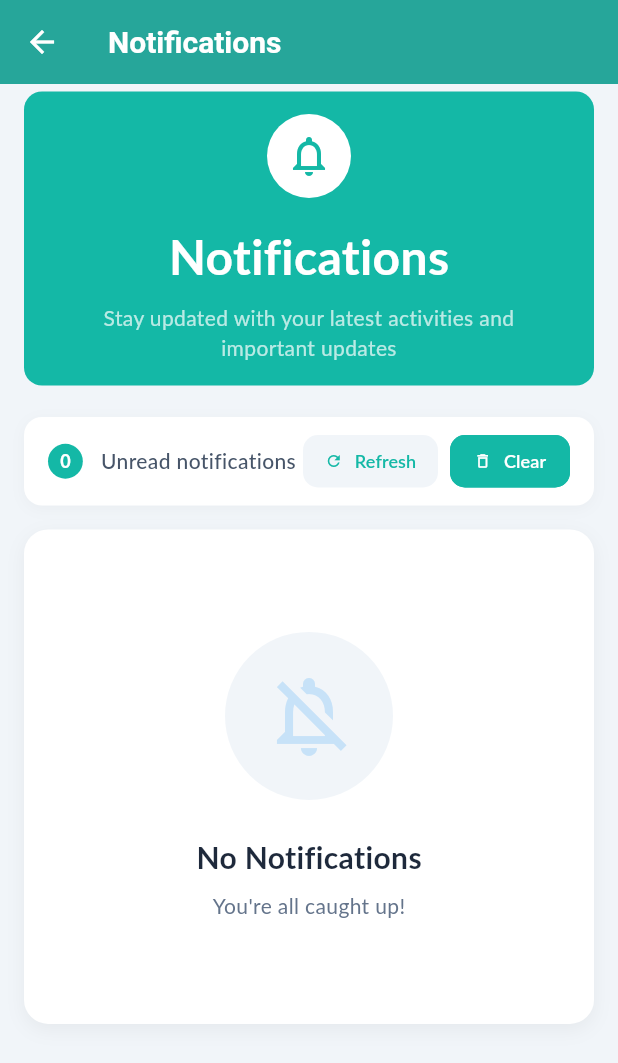
After one commit to mushirkhan26/90-minutes, a Flutter app: the HomeScreen screen opened by its route, after a tap on the "notifications" icon, on a phone screen of 412 x 824 dp. The commit adds this screen. Shown: the top 1063 px of the screen. Run offline on Flutter 3.47's test engine with Material 3 defaults, Android fonts, the phone set to English and light mode, and no system bars; our stand-ins replace audioplayers, cached_network_image, chewie, dio, dropdown_button2, file_picker and 20 more; missing offline and left inert: flutter_initicon, syncfusion_flutter_xlsio; accounts and stored records are empty; network calls fail; Roboto replaces fonts that are missing (Lato).

Commit message:
notification screen

```diff
--- a/lib/config/navigation/app_router.dart
+++ b/lib/config/navigation/app_router.dart
@@ -29,6 +29,7 @@ import 'package:hrtz_hrms/features/auth/screens/forgot_pass_page.dart';
 import 'package:hrtz_hrms/features/mail/screens/mail_detail.dart';
 import 'package:hrtz_hrms/features/mail/screens/mail_screen.dart';
 import 'package:hrtz_hrms/features/meet/screens/meet_screen.dart';
+import 'package:hrtz_hrms/features/notifications/screens/notification_screen.dart';
 import 'package:hrtz_hrms/features/settings/screens/permission_screen.dart';
 import 'package:hrtz_hrms/features/social/screens/social_hub_screen.dart';
 import 'package:hrtz_hrms/features/tasks/screens/task_screen.dart';
@@ -395,6 +396,11 @@ final GoRouter appRouter = GoRouter(
       name: 'my-documents',
       builder: (context, state) => const MyDocumentsScreen(),
     ),
+    GoRoute(
+      path: AppRoutes.notifications,
+      name: 'notifications',
+      builder: (context, state) => const NotificationScreen(),
+    ),
   ],
 );
 
@@ -479,6 +485,7 @@ extension AuthNavigation on BuildContext {
   void goToPayrollDocuments() => push(AppRoutes.payrollDocuments);
   void goToComplianceCenter() => push(AppRoutes.complianceCenter);
   void goToMyDocuments() => push(AppRoutes.myDocuments);
+  void goToNotifications() => push(AppRoutes.notifications);
 }
 
 CustomTransitionPage buildTransitionPage(Widget child) {
--- a/lib/config/navigation/app_routes.dart
+++ b/lib/config/navigation/app_routes.dart
@@ -49,4 +49,5 @@ class AppRoutes {
   static const String payrollDocuments = '/payroll-documents';
   static const String complianceCenter = '/compliance-center';
   static const String myDocuments = '/my-documents';
+  static const String notifications = '/notifications';
 }
--- /dev/null
+++ b/lib/core/models/notification_model.dart
@@ -0,0 +1,45 @@
+class NotificationModel {
+  final String id;
+  final String title;
+  final String body;
+  final String type;
+  final DateTime createdAt;
+  final bool isRead;
+  final Map<String, dynamic>? data;
+
+  NotificationModel({
+    required this.id,
+    required this.title,
+    required this.body,
+    required this.type,
+    required this.createdAt,
+    this.isRead = false,
+    this.data,
+  });
+
+  factory NotificationModel.fromJson(Map<String, dynamic> json) {
+    return NotificationModel(
+      id: (json['notificationId'] ?? json['id'])?.toString() ?? '',
+      title: json['title']?.toString() ?? '',
+      body: (json['message'] ?? json['body'])?.toString() ?? '',
+      type: json['type']?.toString() ?? 'general',
+      createdAt: (json['createdOn'] ?? json['createdAt']) != null
+          ? DateTime.parse(json['createdOn'] ?? json['createdAt'])
+          : DateTime.now(),
+      isRead: json['viewed'] ?? json['isRead'] ?? false,
+      data: json['data'],
+    );
+  }
+
+  Map<String, dynamic> toJson() {
+    return {
+      'id': id,
+      'title': title,
+      'body': body,
+      'type': type,
+      'createdAt': createdAt.toIso8601String(),
+      'isRead': isRead,
+      'data': data,
+    };
+  }
+}
--- a/lib/core/services/local_storage_service.dart
+++ b/lib/core/services/local_storage_service.dart
@@ -7,6 +7,7 @@ import 'package:hrtz_hrms/core/models/group_message_model.dart';
 import 'package:hrtz_hrms/core/models/leaderboard_model.dart';
 import 'package:hrtz_hrms/core/models/mail_model.dart';
 import 'package:hrtz_hrms/core/models/meet_model.dart';
+import 'package:hrtz_hrms/core/models/notification_model.dart';
 import 'package:hrtz_hrms/core/models/performance_model.dart';
 import 'package:hrtz_hrms/core/models/project_model.dart';
 import 'package:hrtz_hrms/core/models/payroll_model.dart';
@@ -101,6 +102,9 @@ class LocalStorageService {
 
   static const String keyCompliancePrefix = 'compliance_';
  static const String keyComplianceTimestampPrefix = 'compliance_ts_';
+
+ // 🔔 Notification caching keys
+ static const String keyNotifications = 'notifications_list';
 
 
 
@@ -1029,4 +1033,31 @@ Future<DateTime?> getComplianceTimestamp(
     final ts = prefs.getInt('${key}_timestamp');
     return ts != null ? DateTime.fromMillisecondsSinceEpoch(ts) : null;
   }
+
+  // --------------------------------------------------------------------------
+  // 🔔 Notifications caching methods
+  // --------------------------------------------------------------------------
+
+  Future<void> saveNotifications(List<NotificationModel> notifications) async {
+    final jsonList = notifications.map((e) => e.toJson()).toList();
+    await prefs.setString(keyNotifications, jsonEncode(jsonList));
+    _logger.logStorage('Saved ${notifications.length} notifications to cache');
+  }
+
+  Future<List<NotificationModel>?> getNotifications() async {
+    final jsonString = prefs.getString(keyNotifications);
+    if (jsonString == null) return null;
+    try {
+      final List<dynamic> list = jsonDecode(jsonString);
+      return list.map((json) => NotificationModel.fromJson(json)).toList();
+    } catch (e) {
+      _logger.error('LOCAL_STORAGE', 'Failed to parse cached notifications', error: e);
+      return null;
+    }
+  }
+
+  Future<void> clearNotificationsCache() async {
+    await prefs.remove(keyNotifications);
+    _logger.logStorage('Cleared notifications cache');
+  }
 }
--- a/lib/features/home/screens/home_screen.dart
+++ b/lib/features/home/screens/home_screen.dart
@@ -1,11 +1,13 @@
 import 'package:flutter/material.dart';
 import 'package:go_router/go_router.dart';
+import 'package:hrtz_hrms/config/navigation/app_router.dart';
 import 'package:hrtz_hrms/config/navigation/app_routes.dart';
 import 'package:hrtz_hrms/config/theme/app_colors.dart';
 import 'package:hrtz_hrms/core/utils/alert_utils.dart';
 import 'package:hrtz_hrms/features/auth/providers/auth_provider.dart';
 // import 'package:hrtz_hrms/features/home/widgets/face_verification.dart';
 import 'package:provider/provider.dart';
+import 'package:hrtz_hrms/features/notifications/provider/notification_provider.dart';
 import '../../../core/constants/app_constants.dart';
 import '../provider/clock_provider.dart';
 import '../widgets/home_chart.dart';
@@ -104,7 +106,44 @@ class _HomeScreenState extends State<HomeScreen> {
       key: _scaffoldKey,
       appBar: AppBar(
         title: const Text("Home"),
-        actions: [Image.asset(AppConstants.logo, height: 60)],
+        //actions: [Image.asset(AppConstants.logo, height: 60)],
+        actions: [
+          Consumer<NotificationProvider>(
+            builder: (context, provider, child) {
+              return Stack(
+                children: [
+                  IconButton(
+                    icon: const Icon(Icons.notifications_outlined, color: Colors.black),
+                    onPressed: () {
+                      context.goToNotifications();
+                    },
+                  ),
+                  if (provider.unreadCount > 0)
+                    Positioned(
+                      right: 8,
+                      top: 8,
+                      child: Container(
+                        padding: const EdgeInsets.all(4),
+                        decoration: const BoxDecoration(
+                          color: Colors.red,
+                          shape: BoxShape.circle,
+                        ),
+                        child: Text(
+                          '${provider.unreadCount}',
+                          style: const TextStyle(
+                            color: Colors.white,
+                            fontSize: 10,
+                            fontWeight: FontWeight.bold,
+                          ),
+                        ),
+                      ),
+                    ),
+                ],
+              );
+            },
+          ),
+          Image.asset(AppConstants.logo, height: 60)
+        ],
       ),
       drawer: HomeDrawer(
         hostContext: context,
--- /dev/null
+++ b/lib/features/notifications/provider/notification_provider.dart
@@ -0,0 +1,139 @@
+import 'package:flutter/material.dart';
+import 'package:hrtz_hrms/core/models/notification_model.dart';
+import 'package:hrtz_hrms/core/api/network/notification_service.dart';
+import 'package:hrtz_hrms/core/services/local_storage_service.dart';
+import 'package:hrtz_hrms/core/services/secure_storage_service.dart';
+
+enum NotificationState { idle, loading, success, error }
+
+class NotificationProvider extends ChangeNotifier {
+  final NotificationService _service = NotificationService();
+  final LocalStorageService _local = LocalStorageService();
+  final SecureStorageService _secureStorage = SecureStorageService();
+
+  NotificationState _state = NotificationState.idle;
+  List<NotificationModel> _notifications = [];
+  String? _errorMessage;
+  int _unreadCount = 0;
+
+  NotificationState get state => _state;
+  List<NotificationModel> get notifications => _notifications;
+  String? get errorMessage => _errorMessage;
+  int get unreadCount => _unreadCount;
+
+  NotificationProvider() {
+    _init();
+  }
+
+  Future<void> _init() async {
+    await _loadFromLocal();
+    await _fetchInitialData();
+  }
+
+  Future<void> _loadFromLocal() async {
+    try {
+      final cached = await _local.getNotifications();
+      if (cached != null) {
+        _notifications = cached;
+        _unreadCount = _notifications.where((n) => !n.isRead).length;
+        _state = NotificationState.success;
+        notifyListeners();
+      }
+    } catch (e) {
+      debugPrint("Error loading notifications from local: $e");
+    }
+  }
+
+  Future<void> _fetchInitialData() async {
+    final employeeId = await _secureStorage.getEmployeeId();
+    if (employeeId != null) {
+      await fetchNotifications(employeeId);
+    }
+  }
+
+  Future<void> fetchNotifications(String employeeId) async {
+    _state = NotificationState.loading;
+    notifyListeners();
+
+    try {
+      final response = await _service.getNotifications(employeeId);
+
+      if (response.success || (response.data != null && response.data!.isEmpty)) {
+        _notifications = response.data ?? [];
+        _unreadCount = _notifications.where((n) => !n.isRead).length;
+        _state = NotificationState.success;
+        _errorMessage = null;
+
+        // Save to local storage
+        await _local.saveNotifications(_notifications);
+      } else {
+        _state = _notifications.isNotEmpty ? NotificationState.success : NotificationState.error;
+        _errorMessage = response.message;
+      }
+    } catch (e) {
+      if (e.toString().contains("No requests found") || e.toString().contains("404")) {
+        _notifications = [];
+        _unreadCount = 0;
+        _state = NotificationState.success;
+        _errorMessage = null;
+        await _local.saveNotifications([]);
+      } else {
+        _state = _notifications.isNotEmpty ? NotificationState.success : NotificationState.error;
+        _errorMessage = e.toString();
+      }
+    }
+    notifyListeners();
+  }
+
+  Future<void> markAsRead(String notificationId) async {
+    try {
+      final response = await _service.markAsRead(notificationId);
+      if (response.success) {
+        final index = _notifications.indexWhere((n) => n.id == notificationId);
+        if (index != -1) {
+          final n = _notifications[index];
+          _notifications[index] = NotificationModel(
+            id: n.id,
+            title: n.title,
+            body: n.body,
+            type: n.type,
+            createdAt: n.createdAt,
+            isRead: true,
+            data: n.data,
+          );
+          _unreadCount = _notifications.where((n) => !n.isRead).length;
+          notifyListeners();
+
+          // Update cache
+          await _local.saveNotifications(_notifications);
+        }
+      }
+    } catch (e) {
+      debugPrint("Error marking notification as read: $e");
+    }
+  }
+
+  Future<void> markAllAsRead(String employeeId) async {
+    try {
+      final response = await _service.markAllAsRead(employeeId);
+      if (response.success) {
+        _notifications = _notifications.map((n) => NotificationModel(
+          id: n.id,
+          title: n.title,
+          body: n.body,
+          type: n.type,
+          createdAt: n.createdAt,
+          isRead: true,
+          data: n.data,
+        )).toList();
+        _unreadCount = 0;
+        notifyListeners();
+
+        // Update cache
+        await _local.saveNotifications(_notifications);
+      }
+    } catch (e) {
+      debugPrint("Error marking all notifications as read: $e");
+    }
+  }
+}
--- /dev/null
+++ b/lib/features/notifications/screens/notification_screen.dart
@@ -0,0 +1,135 @@
+import 'package:flutter/material.dart';
+import 'package:hrtz_hrms/core/utils/alert_utils.dart';
+import 'package:hrtz_hrms/features/auth/providers/auth_provider.dart';
+import 'package:hrtz_hrms/features/notifications/provider/notification_provider.dart';
+import 'package:hrtz_hrms/features/notifications/widgets/notification_action_bar.dart';
+import 'package:hrtz_hrms/features/notifications/widgets/notification_empty_state.dart';
+import 'package:hrtz_hrms/features/notifications/widgets/notification_header.dart';
+import 'package:hrtz_hrms/features/notifications/widgets/notification_list_item.dart';
+import 'package:provider/provider.dart';
+
+class NotificationScreen extends StatelessWidget {
+  const NotificationScreen({super.key});
+
+  void _handleRefresh(BuildContext context) async {
+    final employeeId =
+        context.read<AuthProvider>().userData?['employeeId']?.toString();
+    if (employeeId != null) {
+      await context.read<NotificationProvider>().fetchNotifications(employeeId);
+      if (context.mounted) {
+        final provider = context.read<NotificationProvider>();
+        if (provider.state == NotificationState.error) {
+          AlertHelper.snackBarError(
+              context, provider.errorMessage ?? "Failed to fetch notifications");
+        }
+      }
+    }
+  }
+
+  void _handleClear(BuildContext context) async {
+    final employeeId =
+        context.read<AuthProvider>().userData?['employeeId']?.toString();
+    if (employeeId != null) {
+      await context.read<NotificationProvider>().markAllAsRead(employeeId);
+      if (context.mounted) {
+        AlertHelper.snackBarSuccess(context, "Notifications cleared successfully");
+      }
+    }
+  }
+
+  @override
+  Widget build(BuildContext context) {
+    return Scaffold(
+      backgroundColor: const Color(0xFFF1F5F9),
+      appBar: AppBar(
+        backgroundColor: const Color(0xFF26A69A),
+        foregroundColor: Colors.black,
+        iconTheme: const IconThemeData(color: Colors.white),
+        title: const Text(
+          "Notifications",
+          style: TextStyle(color: Colors.white, fontWeight: FontWeight.bold),
+        ),
+      ),
+      body: Consumer<NotificationProvider>(
+        builder: (context, provider, child) {
+          return SingleChildScrollView(
+            physics: const BouncingScrollPhysics(),
+            child: Column(
+              children: [
+                const NotificationHeader(),
+                Padding(
+                  padding:
+                      const EdgeInsets.symmetric(horizontal: 16.0, vertical: 16.0),
+                  child: Column(
+                    children: [
+                      NotificationActionBar(
+                        provider: provider,
+                        onRefresh: () => _handleRefresh(context),
+                        onClear: () => _handleClear(context),
+                      ),
+                      const SizedBox(height: 16),
+                      Container(
+                        width: double.infinity,
+                        constraints: BoxConstraints(
+                          minHeight: MediaQuery.of(context).size.height * 0.4,
+                        ),
+                        decoration: BoxDecoration(
+                          color: Colors.white,
+                          borderRadius: BorderRadius.circular(16),
+                          boxShadow: [
+                            BoxShadow(
+                              color: Colors.black.withValues(alpha: 0.05),
+                              blurRadius: 10,
+                              offset: const Offset(0, 4),
+                            ),
+                          ],
+                        ),
+                        child: _buildContent(provider),
+                      ),
+                    ],
+                  ),
+                ),
+                const SizedBox(height: 20),
+              ],
+            ),
+          );
+        },
+      ),
+    );
+  }
+
+  Widget _buildContent(NotificationProvider provider) {
+    if (provider.state == NotificationState.loading &&
+        provider.notifications.isEmpty) {
+      return const Center(
+        child: Padding(
+          padding: EdgeInsets.all(40.0),
+          child: CircularProgressIndicator(color: Color(0xFF14B8A6)),
+        ),
+      );
+    }
+
+    if (provider.notifications.isEmpty) {
+      return const NotificationEmptyState();
+    }
+
+    return ListView.separated(
+      padding: const EdgeInsets.all(16),
+      shrinkWrap: true,
+      physics: const NeverScrollableScrollPhysics(),
+      itemCount: provider.notifications.length,
+      separatorBuilder: (context, index) => const Divider(height: 24),
+      itemBuilder: (context, index) {
+        final notification = provider.notifications[index];
+        return NotificationListItem(
+          notification: notification,
+          onTap: () {
+            if (!notification.isRead) {
+              provider.markAsRead(notification.id);
+            }
+          },
+        );
+      },
+    );
+  }
+}
--- /dev/null
+++ b/lib/features/notifications/widgets/notification_action_bar.dart
@@ -0,0 +1,94 @@
+import 'package:flutter/material.dart';
+import 'package:hrtz_hrms/features/notifications/provider/notification_provider.dart';
+import 'package:hrtz_hrms/widgets/custom_button.dart';
+
+class NotificationActionBar extends StatelessWidget {
+  final NotificationProvider provider;
+  final VoidCallback onRefresh;
+  final VoidCallback onClear;
+
+  const NotificationActionBar({
+    super.key,
+    required this.provider,
+    required this.onRefresh,
+    required this.onClear,
+  });
+
+  @override
+  Widget build(BuildContext context) {
+    return Container(
+      padding: const EdgeInsets.symmetric(horizontal: 16, vertical: 12),
+      decoration: BoxDecoration(
+        color: Colors.white,
+        borderRadius: BorderRadius.circular(12),
+        boxShadow: [
+          BoxShadow(
+            color: Colors.black.withOpacity(0.03),
+            blurRadius: 8,
+            offset: const Offset(0, 2),
+          ),
+        ],
+      ),
+      child: Row(
+        children: [
+          Container(
+            padding: const EdgeInsets.all(8),
+            decoration: const BoxDecoration(
+              color: Color(0xFF14B8A6),
+              shape: BoxShape.circle,
+            ),
+            child: Text(
+              "${provider.unreadCount}",
+              style: const TextStyle(
+                color: Colors.white,
+                fontWeight: FontWeight.bold,
+                fontSize: 12,
+              ),
+            ),
+          ),
+          const SizedBox(width: 12),
+          const Expanded(
+            child: Text(
+              "Unread notifications",
+              style: TextStyle(
+                fontSize: 14,
+                fontWeight: FontWeight.w500,
+                color: Color(0xFF475569),
+              ),
+            ),
+          ),
+
+          /// Refresh Button using CustomButton (or keeping style if it looks better)
+          SizedBox(
+            width: 90,
+            height: 35,
+            child: CustomButton(
+              text: "Refresh",
+              onPressed: onRefresh,
+              backgroundColor: const Color(0xFFF1F5F9),
+              textColor: const Color(0xFF14B8A6),
+              borderColor: Colors.transparent,
+              fontSize: 12,
+              icon: Icons.refresh,
+            ),
+          ),
+          const SizedBox(width: 8),
+
+          /// Clear Button using CustomButton
+          SizedBox(
+            width: 80,
+            height: 35,
+            child: CustomButton(
+              text: "Clear",
+              onPressed: onClear,
+              backgroundColor: const Color(0xFF14B8A6),
+              textColor: Colors.white,
+              fontSize: 12,
+              icon: Icons.delete_outline,
+            ),
+          ),
+        ],
+      ),
+    );
+  }
+}
--- /dev/null
+++ b/lib/features/notifications/widgets/notification_empty_state.dart
@@ -0,0 +1,37 @@
+import 'package:flutter/material.dart';
+
+class NotificationEmptyState extends StatelessWidget {
+  const NotificationEmptyState({super.key});
+
+  @override
+  Widget build(BuildContext context) {
+    return Padding(
+      padding: const EdgeInsets.symmetric(vertical: 40.0),
+      child: Center(
+        child: Column(
+          mainAxisAlignment: MainAxisAlignment.center,
+          children: [
+            Container(
+              padding: const EdgeInsets.all(24),
+              decoration: const BoxDecoration(
+                color: Color(0xFFF1F5F9),
+                shape: BoxShape.circle,
+              ),
+              child: Icon(Icons.notifications_off_outlined, size: 64, color: Colors.blue.withOpacity(0.2)),
+            ),
+            const SizedBox(height: 24),
+            const Text(
+              "No Notifications",
+              style: TextStyle(fontSize: 20, fontWeight: FontWeight.bold, color: Color(0xFF1E293B)),
+            ),
+            const SizedBox(height: 8),
+            const Text(
+              "You're all caught up!",
+              style: TextStyle(fontSize: 14, color: Color(0xFF64748B)),
+            ),
+          ],
+        ),
+      ),
+    );
+  }
+}
--- /dev/null
+++ b/lib/features/notifications/widgets/notification_header.dart
@@ -0,0 +1,51 @@
+import 'package:flutter/material.dart';
+
+class NotificationHeader extends StatelessWidget {
+  const NotificationHeader({super.key});
+
+  @override
+  Widget build(BuildContext context) {
+    return Padding(
+      padding: const EdgeInsets.symmetric(vertical: 5),
+      child: Container(
+        width: double.infinity,
+        margin: const EdgeInsets.symmetric(horizontal: 16),
+        padding: const EdgeInsets.symmetric(vertical: 15, horizontal: 24),
+        decoration: BoxDecoration(
+          color: const Color(0xFF14B8A6),
+          borderRadius: BorderRadius.circular(12),
+        ),
+        child: Column(
+          children: [
+            Container(
+              padding: const EdgeInsets.all(12),
+              decoration: const BoxDecoration(
+                color: Colors.white,
+                shape: BoxShape.circle,
+              ),
+              child: const Icon(Icons.notifications_none, color: Color(0xFF14B8A6), size: 32),
+            ),
+            const SizedBox(height: 16),
+            const Text(
+              "Notifications",
+              style: TextStyle(
+                fontSize: 32,
+                fontWeight: FontWeight.bold,
+                color: Colors.white,
+              ),
+            ),
+            const SizedBox(height: 8),
+            const Text(
+              "Stay updated with your latest activities and important updates",
+              textAlign: TextAlign.center,
+              style: TextStyle(
+                fontSize: 14,
+                color: Colors.white70,
+              ),
+            ),
+          ],
+        ),
+      ),
+    );
+  }
+}
--- a/lib/main.dart
+++ b/lib/main.dart
@@ -30,6 +30,7 @@ import 'package:hrtz_hrms/features/leave/provider/leave_provider.dart';
 import 'package:hrtz_hrms/features/mail/provider/mail_provider.dart';
 import 'package:hrtz_hrms/features/meet/providers/meet_provider.dart';
 import 'package:hrtz_hrms/features/holiday/provider/holiday_provider.dart';
+import 'package:hrtz_hrms/features/notifications/provider/notification_provider.dart';
 import 'package:hrtz_hrms/features/social/provider/social_provider.dart';
 import 'package:hrtz_hrms/features/tasks/providers/project_provider.dart';
 import 'package:hrtz_hrms/features/tasks/providers/task_provider.dart';
@@ -99,6 +100,7 @@ void main() async {
         ChangeNotifierProvider(create: (_) => PayrollProvider()),
         ChangeNotifierProvider(create: (_) => ComplianceProvider()),
         ChangeNotifierProvider(create: (_) => DocumentProvider()),
+        ChangeNotifierProvider(create: (_) => NotificationProvider()),
 
 
         ChangeNotifierProvider(create: (_) => ProjectProvider()),
```
Also changed, not shown: lib/core/api/network/notification_service.dart (added, +52 -0 lines), lib/features/notifications/widgets/notification_list_item.dart (added, +90 -0 lines).
